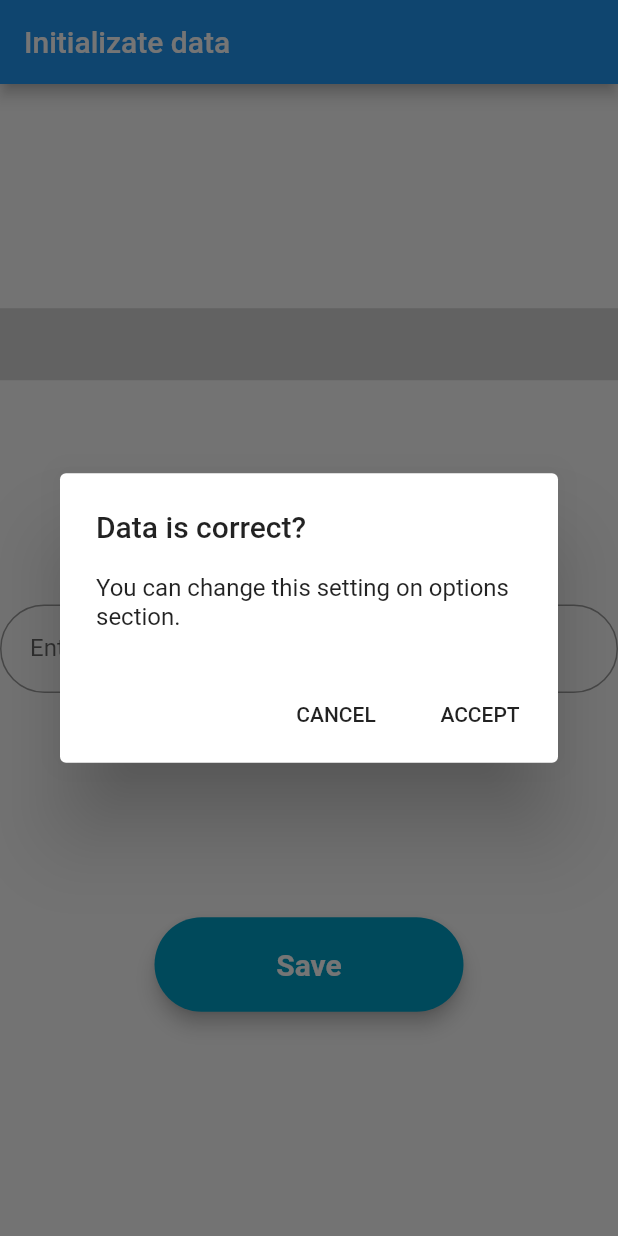
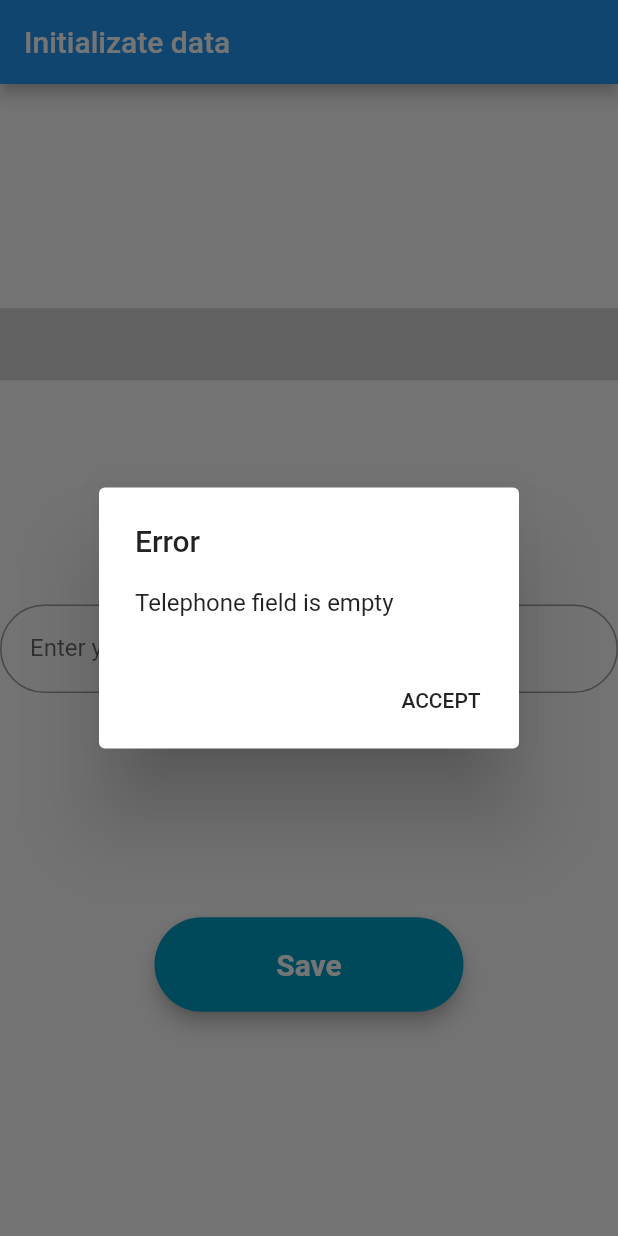
Before and after one commit to LuisRGameloft/sms_alarm_flutter, a Flutter app: the screen it shows after launch, after a tap on "Save", on a phone screen of 412 x 824 dp. Run offline on Flutter 3.47's test engine with Material 2 defaults, Android fonts, the phone set to English and light mode, and no system bars; our stand-ins replace progress_dialog, shared_preferences; missing offline and left inert: flutter_sms, masked_text; Roboto replaces fonts that are missing (Montserrat); statements that could not run were skipped.

Commit message:
*validate data

```diff
--- a/lib/pages/main.dart
+++ b/lib/pages/main.dart
@@ -13,7 +13,7 @@ Future<ConfirmAction> _asyncConfirmDialog(BuildContext context) async {
     barrierDismissible: false, // user must tap button for close dialog!
     builder: (BuildContext context) {
       return AlertDialog(
-        title: Text('Data is correct?'),
+        title: Text('Is data correct?'),
         content: const Text(
             'You can change this setting on options section.'),
         actions: <Widget>[
@@ -35,10 +35,34 @@ Future<ConfirmAction> _asyncConfirmDialog(BuildContext context) async {
   );
 }
 
+Future<ConfirmAction> _asyncWarningDialog(BuildContext context, String msg) async {
+  return showDialog<ConfirmAction>(
+    context: context,
+    barrierDismissible: false, // user must tap button for close dialog!
+    builder: (BuildContext context) {
+      return AlertDialog(
+        title: Text('Error'),
+        content: Text(
+            msg),
+        actions: <Widget>[
+          FlatButton(
+            child: const Text('ACCEPT'),
+            onPressed: () {
+              Navigator.of(context).pop(ConfirmAction.ACCEPT);
+            },
+          )
+        ],
+      );
+    },
+  );
+}
+
 _savingData(String passwd, String telph) async {
   SharedPreferences prefs = await SharedPreferences.getInstance();
   prefs.setString('telph', telph);
   prefs.setString('passwd', passwd);
+  print(passwd);
+  print(telph);
   await new Future.delayed(const Duration(seconds: 1));
 }
 
@@ -58,7 +82,7 @@ class MainPageState extends State<MainPage> {
   @override
   Widget build(BuildContext context) {
     _pr = ProgressDialog(context, ProgressDialogType.Normal);
-    _pr.setMessage('Saving plase wait...');
+    _pr.setMessage('Saving please wait...');
 
     final Size screenSize = MediaQuery.of(context).size / 2;
     final saveButton = Material(
@@ -69,14 +93,19 @@ class MainPageState extends State<MainPage> {
             minWidth: MediaQuery.of(context).size.width,
             padding: EdgeInsets.fromLTRB(20.0, 20.0, 20.0, 20.0),
             onPressed: () async {
-              final ConfirmAction action = await _asyncConfirmDialog(context);
-              if (action == ConfirmAction.ACCEPT) {
+              if (_passwdController.text.isEmpty || _phoneController.text.isEmpty) {
+                final String msg = _phoneController.text.isEmpty?"Telephone field is empty":"Password field is empty";
+                await _asyncWarningDialog(context, msg);
+              } else {
+                final ConfirmAction action = await _asyncConfirmDialog(context);
+                if (action == ConfirmAction.ACCEPT) {
                   _pr.show();
                   await _savingData(_passwdController.text, _phoneController.text);
                   _pr.hide();
                   Navigator.pushReplacement(
                     context,
                     MaterialPageRoute(builder: (context) => SmsCommandPage()));
+                }
               }
             },
             child: Text("Save",
```
